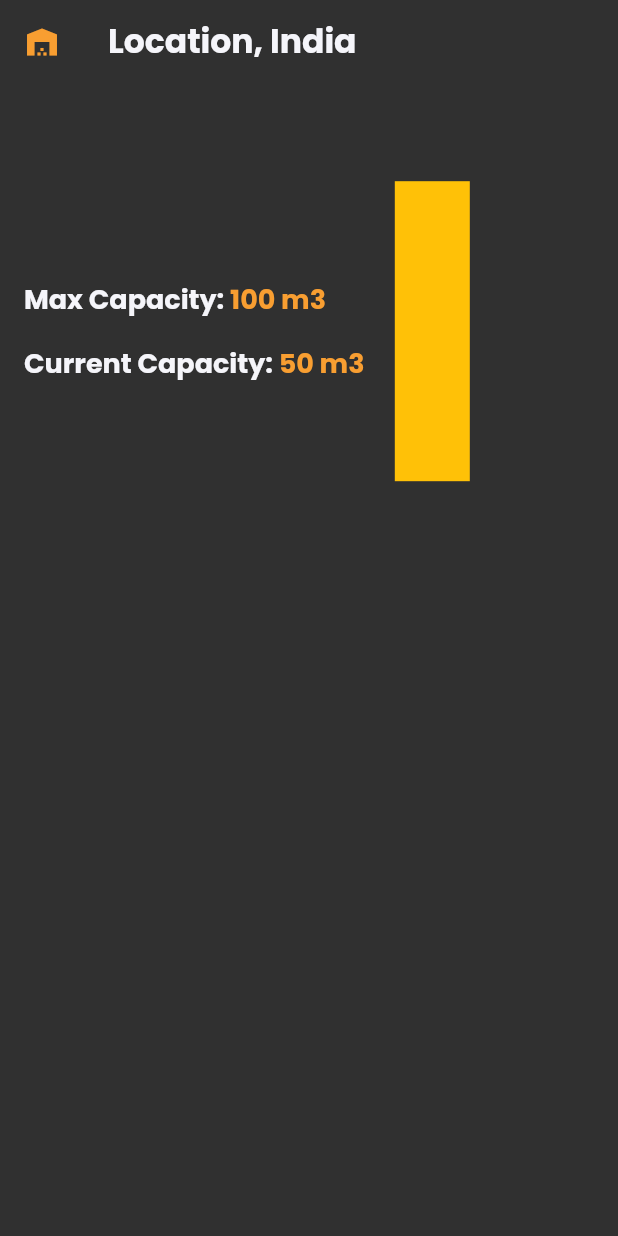
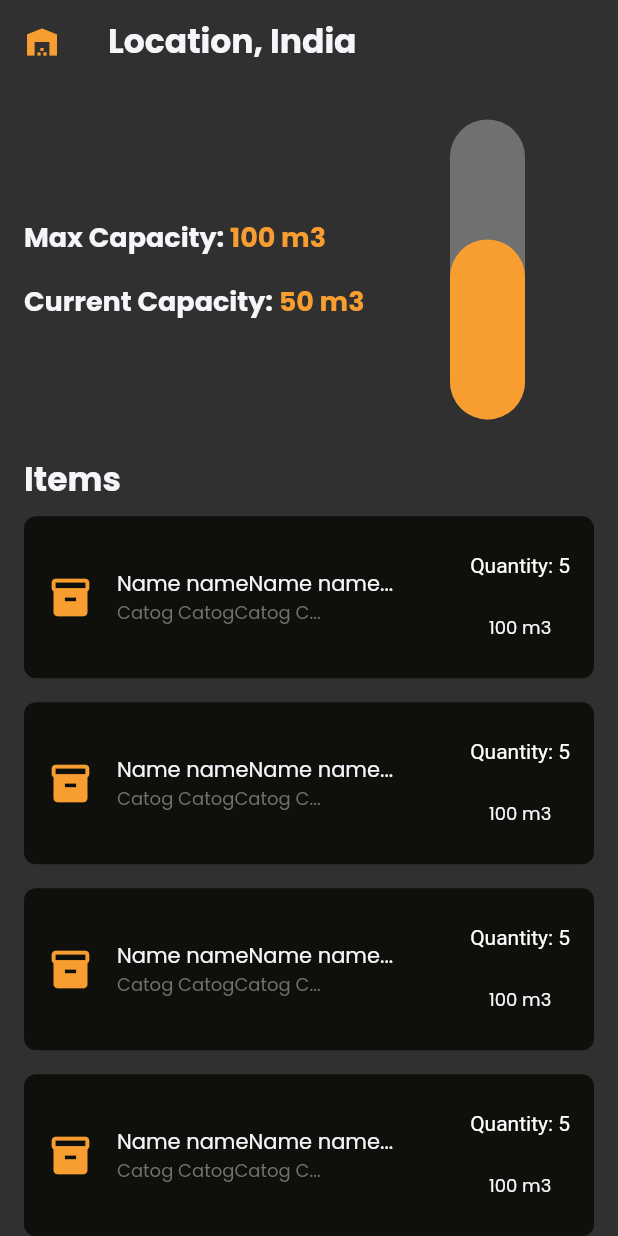
Before and after one commit to vaidic-dodwani/Global-Dispatch, a Flutter app: the WarehousePage screen opened by its route, on a phone screen of 412 x 824 dp. Run offline on Flutter 3.47's test engine with Material 2 defaults, Android fonts, the phone set to English and light mode, and no system bars; our stand-ins replace flutter_native_splash, flutter_riverpod, flutter_svg, go_router, pinput, toast.

Commit message:
Add new warehouse

```diff
--- a/lib/Routing/route_names.dart
+++ b/lib/Routing/route_names.dart
@@ -4,4 +4,5 @@ class RouteNames {
   static const String signUp = "signup";
   static const String homePage = "homepage";
   static const String warehousePage = "warehousepage";
+  static const String newWarehouse = "newwarehouse";
 }
--- a/lib/Routing/routing.dart
+++ b/lib/Routing/routing.dart
@@ -1,5 +1,6 @@
 import 'package:flutter/material.dart';
 import 'package:globaldispatch/Routing/route_names.dart';
+import 'package:globaldispatch/Screens/AddnewWarehouse/newWarehouse.dart';
 import 'package:globaldispatch/Screens/AuthScreens/sign_in_page.dart';
 import 'package:globaldispatch/Screens/AuthScreens/sign_up_page.dart';
 import 'package:globaldispatch/Screens/HomePage/home_page.dart';
@@ -47,6 +48,15 @@ class AppRouter {
                 );
               },
             ),
+            GoRoute(
+              name: RouteNames.newWarehouse,
+              path: 'newwarehouse',
+              pageBuilder: (context, state) {
+                return MaterialPage(
+                  child: NewWarehouse(),
+                );
+              },
+            ),
           ]),
       GoRoute(
         name: RouteNames.signUp,
--- /dev/null
+++ b/lib/Screens/AddnewWarehouse/services.dart
@@ -0,0 +1,4 @@
+class NewWarehouse_service{
+  getWarehouse(){
+
+  }
--- a/lib/Screens/HomePage/home_tab.dart
+++ b/lib/Screens/HomePage/home_tab.dart
@@ -26,7 +26,10 @@ class HomeTab extends ConsumerWidget {
               children: [
                 authTitleMediumText("Your Warehouse"),
                 ElevatedButton(
-                    onPressed: () {}, child: Text("Add New Warehouse"))
+                    onPressed: () {
+
+                      context.go("/homepage/newwarehouse");
+                    }, child: Text("Add New Warehouse"))
               ],
             ),
             const SizedBox(height: 24),
--- /dev/null
+++ b/lib/Screens/WarehousePage/customWidget.dart
@@ -0,0 +1,79 @@
+import 'package:flutter/material.dart';
+import 'package:flutter_riverpod/flutter_riverpod.dart';
+import 'package:flutter_svg/flutter_svg.dart';
+import 'package:globaldispatch/Screens/Widgets/utilities.dart';
+
+class Item extends ConsumerStatefulWidget {
+  const Item({super.key});
+
+  @override
+  ConsumerState<ConsumerStatefulWidget> createState() => _ItemState();
+}
+
+class _ItemState extends ConsumerState<Item> {
+  String name =
+      "Name nameName nameName nameName nameName nameName nameName name";
+  String catog = "Catog CatogCatog CatogCatog CatogCatog Catog";
+  @override
+  Widget build(BuildContext context) {
+    return Padding(
+      padding: const EdgeInsets.symmetric(horizontal: 16.0, vertical: 8),
+      child: Container(
+          height: 72 * 1.5,
+          child: Padding(
+            padding: const EdgeInsets.symmetric(horizontal: 16.0),
+            child: Row(
+              mainAxisAlignment: MainAxisAlignment.spaceBetween,
+              children: [
+                Row(
+                  children: [
+                    Icon(
+                      Icons.inventory,
+                      color: Palette.primaryColor,
+                      size: 30,
+                    ),
+                    Padding(
+                      padding: const EdgeInsets.symmetric(horizontal: 16.0),
+                      child: Column(
+                        mainAxisAlignment: MainAxisAlignment.center,
+                        crossAxisAlignment: CrossAxisAlignment.start,
+                        children: [
+                          Container(
+                              child: Text(
+                            (name.length > 18)
+                                ? name.substring(0, 18) + "..."
+                                : name,
+                            style: bodyMedium(),
+                          )),
+                          Container(
+                              child: Text(
+                            (catog.length > 18)
+                                ? catog.substring(0, 18) + "..."
+                                : catog,
+                            style: bodySmall(fontColor: Palette.neutralGrey),
+                          ))
+                        ],
+                      ),
+                    )
+                  ],
+                ),
+                Column(
+                  mainAxisAlignment: MainAxisAlignment.spaceEvenly,
+                  children: [
+                    Text("Quantity: 5"),
+                    Text(
+                      "100 m3",
+                      style: bodySmall(),
+                    )
+                  ],
+                )
+              ],
+            ),
+          ),
+          width: MediaQuery.of(context).size.width * 0.8,
+          decoration: BoxDecoration(
+              color: Palette.neutralBlack,
+              borderRadius: BorderRadius.all(Radius.circular(8)))),
+    );
+  }
+}
--- a/lib/Screens/WarehousePage/warehousePage.dart
+++ b/lib/Screens/WarehousePage/warehousePage.dart
@@ -1,5 +1,8 @@
+import 'dart:developer';
+
 import 'package:flutter/material.dart';
 import 'package:flutter_riverpod/flutter_riverpod.dart';
+import 'package:globaldispatch/Screens/WarehousePage/customWidget.dart';
 import 'package:globaldispatch/Screens/Widgets/utilities.dart';
 
 class WarehousePage extends ConsumerStatefulWidget {
@@ -10,6 +13,9 @@ class WarehousePage extends ConsumerStatefulWidget {
 }
 
 class _WarehousePageState extends ConsumerState<WarehousePage> {
+  double max = 100.0;
+  double curr = 60.0;
+
   @override
   Widget build(BuildContext context) {
     return Scaffold(
@@ -25,10 +31,14 @@ class _WarehousePageState extends ConsumerState<WarehousePage> {
         ),
         elevation: 0,
       ),
-      body: Container(
-        height: MediaQuery.of(context).size.height * 0.4,
+      body: Column(
+        crossAxisAlignment: CrossAxisAlignment.start,
+        children: [
+          SizedBox(
+            height: MediaQuery.of(context).size.height * 0.3,
             child: Padding(
               padding: const EdgeInsets.symmetric(horizontal: 16.0),
+              child: SizedBox(
                 child: Row(
                   crossAxisAlignment: CrossAxisAlignment.center,
                   children: [
@@ -47,7 +57,8 @@ class _WarehousePageState extends ConsumerState<WarehousePage> {
                               ),
                               Text(
                                 "${100} m3",
-                          style: titleMedium(fontColor: Palette.primaryColor),
+                                style: titleMedium(
+                                    fontColor: Palette.primaryColor),
                                 textAlign: TextAlign.start,
                               ),
                             ],
@@ -63,7 +74,8 @@ class _WarehousePageState extends ConsumerState<WarehousePage> {
                                 ),
                                 Text(
                                   "${50} m3",
-                            style: titleMedium(fontColor: Palette.primaryColor),
+                                  style: titleMedium(
+                                      fontColor: Palette.primaryColor),
                                   textAlign: TextAlign.start,
                                 ),
                               ],
@@ -73,19 +85,54 @@ class _WarehousePageState extends ConsumerState<WarehousePage> {
                       ),
                     ),
                     SizedBox(
-                // width: MediaQuery.of(context).size.width * 0.3,
-                child: Container(
+                      width: MediaQuery.of(context).size.width * 0.3,
+                      child: Center(
+                          child: Stack(
+                        alignment: Alignment.bottomCenter,
+                        children: [
+                          Container(
                             height: 200,
                             width: 50,
-                  child: Container(
-                    color: Colors.amber,
+                            decoration: BoxDecoration(
+                                color: Palette.neutralGrey,
+                                borderRadius:
+                                    BorderRadius.all(Radius.circular(200))),
                           ),
+                          Container(
+                            height:
+                                ((((curr / (max)) * 100).floor() + 0.0) / 100) *
+                                    200,
+                            width: 50,
+                            decoration: BoxDecoration(
+                                color: Palette.primaryColor,
+                                borderRadius:
+                                    BorderRadius.all(Radius.circular(200))),
                           ),
+                        ],
+                      )),
                     )
                   ],
                 ),
               ),
             ),
+          ),
+          Padding(
+            padding: const EdgeInsets.symmetric(horizontal: 16.0),
+            child: Text(
+              "Items",
+              style: titleLarge(),
+              textAlign: TextAlign.start,
+            ),
+          ),
+          Expanded(
+              child: ListView.builder(
+            itemCount: 5,
+            itemBuilder: (context, index) {
+              return Item();
+            },
+          ))
+        ],
+      ),
     );
   }
 }
--- a/pubspec.yaml
+++ b/pubspec.yaml
@@ -30,6 +30,7 @@ environment:
 # versions available, run `flutter pub outdated`.
 dependencies:
   cupertino_icons: ^1.0.2
+  dio: ^4.0.6
   flutter:
     sdk: flutter
   flutter_native_splash: ^2.2.17
```
Also changed, not shown: lib/Screens/AddnewWarehouse/newWarehouse.dart (added, +126 -0 lines), assests/box.svg (added), lib/Screens/AddnewWarehouse/provider.dart (added), pubspec.lock. Lines whose indentation alone changed are shown as unchanged.
